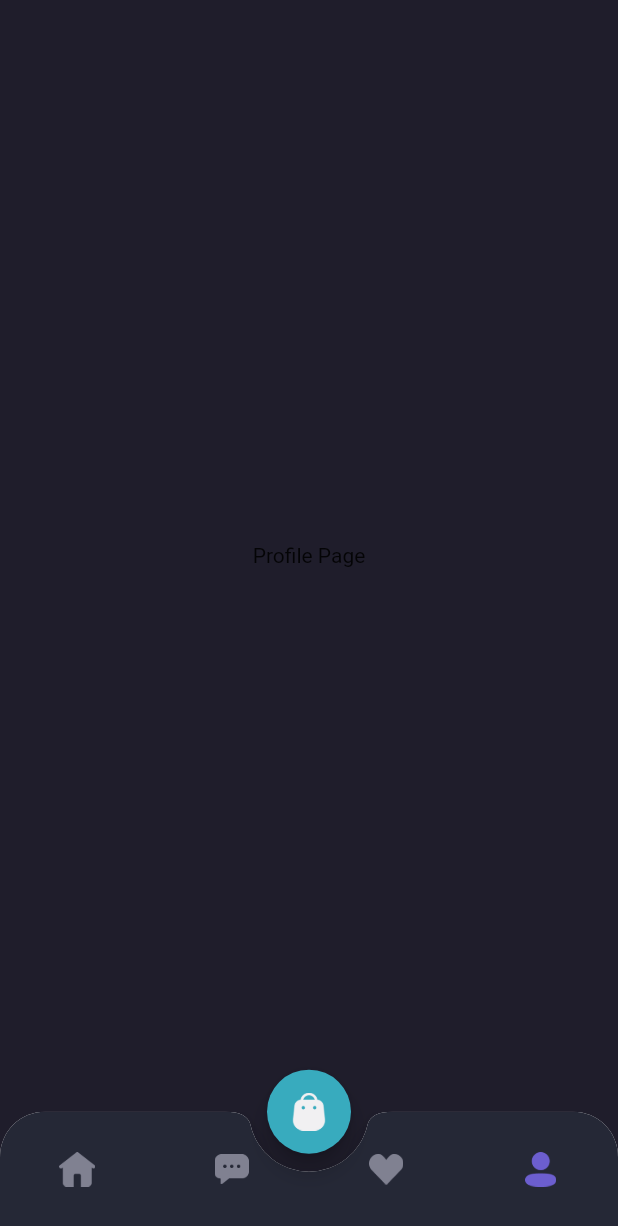
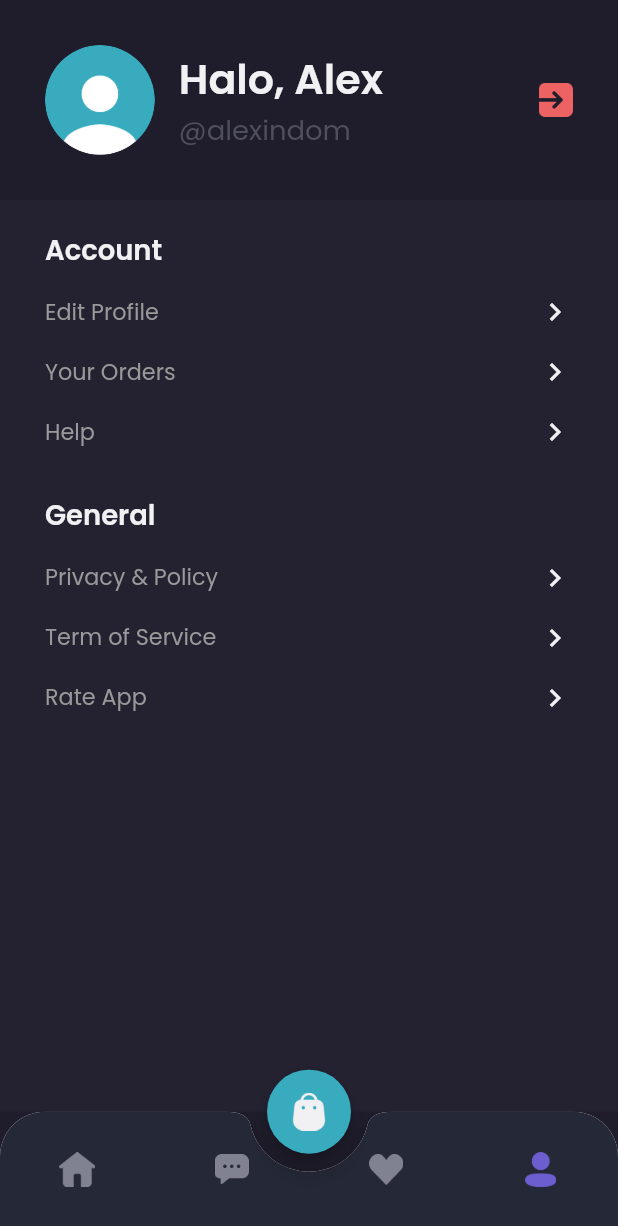
Before and after one commit to andripriyandi/Shoes-Market, a Flutter app: the MainPage screen opened by its route, item 4 of the bottom bar chosen, on a phone screen of 412 x 824 dp. Shown: the top 1226 px of the screen. Run offline on Flutter 3.47's test engine with Material 2 defaults, Android fonts, the phone set to English and light mode, and no system bars; our stand-ins replace flutter_screenutil, google_fonts.

Commit message:
[FEAT]: edit profile page

```diff
--- a/lib/main.dart
+++ b/lib/main.dart
@@ -4,6 +4,7 @@ import 'package:shamo/pages/auth/sign_in_page.dart';
 import 'package:shamo/pages/auth/sign_up_page.dart';
 import 'package:shamo/pages/chat/detail_chat_page.dart';
 import 'package:shamo/pages/main_page.dart';
+import 'package:shamo/pages/profile/edit_profile_page.dart';
 import 'package:shamo/pages/splash_page.dart';
 
 void main() {
@@ -33,6 +34,7 @@ class MyApp extends StatelessWidget {
             '/sign-up': (context) => const SignUpPage(),
             '/home': (context) => const MainPage(),
             '/detail-chat': (context) => const DetailChatPage(),
+            '/edit-profile': (context) => const EditProfilePage(),
           },
         );
       },
--- a/lib/pages/profile/profile_page.dart
+++ b/lib/pages/profile/profile_page.dart
@@ -1,14 +1,164 @@
 import 'package:flutter/material.dart';
+import 'package:flutter_screenutil/flutter_screenutil.dart';
+import 'package:shamo/theme.dart';
 
 class ProfilePage extends StatelessWidget {
   const ProfilePage({Key? key}) : super(key: key);
 
   @override
   Widget build(BuildContext context) {
-    return Container(
-      child: Center(
-        child: Text('Profile Page'),
-      ),
+    Widget header() {
+      return AppBar(
+        backgroundColor: backgroundColor1,
+        automaticallyImplyLeading: false,
+        elevation: 0,
+        flexibleSpace: SafeArea(
+          child: Container(
+            padding: EdgeInsets.all(
+              defaultMargin,
+            ),
+            child: Row(
+              children: [
+                ClipOval(
+                  child: Image.asset(
+                    'assets/images/image_profile.png',
+                    width: 64.w,
+                  ),
+                ),
+                const SizedBox(
+                  width: 16,
+                ),
+                Expanded(
+                  child: Column(
+                    crossAxisAlignment: CrossAxisAlignment.start,
+                    children: [
+                      Text(
+                        'Halo, Alex',
+                        style: primaryTextStyle.copyWith(
+                          fontSize: 24.sp,
+                          fontWeight: semiBold,
+                        ),
+                      ),
+                      Text(
+                        '@alexindom',
+                        style: subtitleTextStyle.copyWith(
+                          fontSize: 16.sp,
+                        ),
+                      ),
+                    ],
+                  ),
+                ),
+                GestureDetector(
+                  onTap: () {
+                    Navigator.pushNamedAndRemoveUntil(
+                        context, '/sign-in', (route) => false);
+                  },
+                  child: Image.asset(
+                    'assets/button/button_exit.png',
+                    width: 20.w,
+                  ),
+                )
+              ],
+            ),
+          ),
+        ),
+      );
+    }
+
+    Widget menuItem({required Function() onTap, required String text}) {
+      return GestureDetector(
+        onTap: onTap,
+        child: Container(
+          margin: const EdgeInsets.only(
+            top: 16,
+          ),
+          child: Row(
+            mainAxisAlignment: MainAxisAlignment.spaceBetween,
+            children: [
+              Text(
+                text,
+                style: secondaryTextStyle.copyWith(
+                  fontSize: 13.sp,
+                ),
+              ),
+              Icon(
+                Icons.chevron_right,
+                color: primaryTextColor,
+              )
+            ],
+          ),
+        ),
+      );
+    }
+
+    Widget content() {
+      return Expanded(
+        child: Container(
+          width: double.infinity,
+          padding: EdgeInsets.symmetric(horizontal: defaultMargin),
+          decoration: BoxDecoration(
+            color: backgroundColor3,
+          ),
+          child: Column(
+            crossAxisAlignment: CrossAxisAlignment.start,
+            children: [
+              const SizedBox(
+                height: 20,
+              ),
+              Text(
+                'Account',
+                style: primaryTextStyle.copyWith(
+                  fontSize: 16.sp,
+                  fontWeight: semiBold,
+                ),
+              ),
+              menuItem(
+                onTap: () {
+                  Navigator.pushNamed(context, '/edit-profile');
+                },
+                text: 'Edit Profile',
+              ),
+              menuItem(
+                onTap: () {},
+                text: 'Your Orders',
+              ),
+              menuItem(
+                onTap: () {},
+                text: 'Help',
+              ),
+              const SizedBox(
+                height: 30,
+              ),
+              Text(
+                'General',
+                style: primaryTextStyle.copyWith(
+                  fontSize: 16.sp,
+                  fontWeight: semiBold,
+                ),
+              ),
+              menuItem(
+                onTap: () {},
+                text: 'Privacy & Policy',
+              ),
+              menuItem(
+                onTap: () {},
+                text: 'Term of Service',
+              ),
+              menuItem(
+                onTap: () {},
+                text: 'Rate App',
+              ),
+            ],
+          ),
+        ),
+      );
+    }
+
+    return Column(
+      children: [
+        header(),
+        content(),
+      ],
     );
   }
 }
```
Also changed, not shown: lib/pages/profile/edit_profile_page.dart (added, +103 -0 lines), lib/widgets/input/custom_input_default.dart (added, +54 -0 lines).
